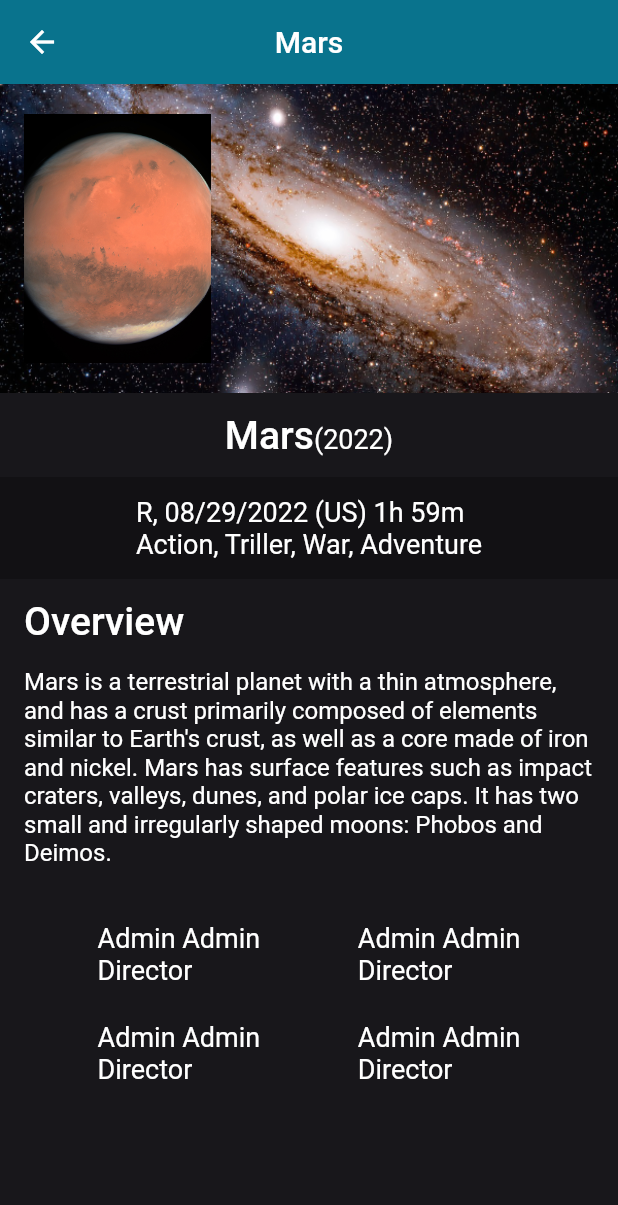
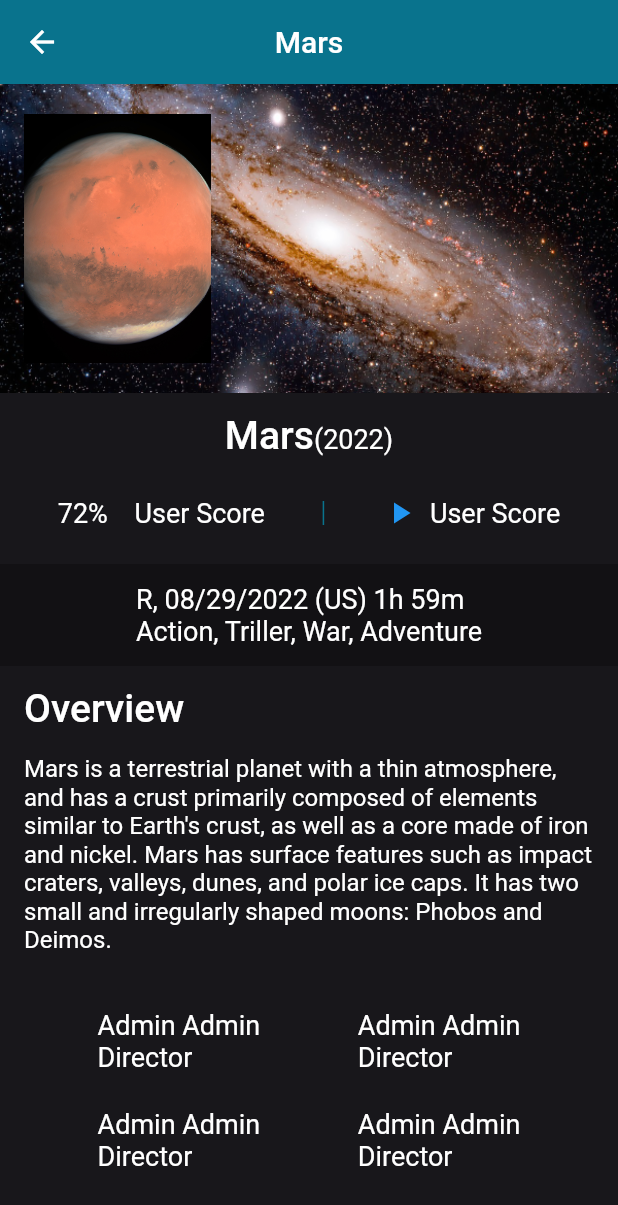
Before and after one commit to ekosh02/PoiskMovie, a Flutter app: the MovieDetailsWidget screen opened directly with empty values, on a phone screen of 412 x 824 dp. Shown: the top 1205 px of the screen. Run offline on Flutter 3.47's test engine with Material 2 defaults, Android fonts, the phone set to English and light mode, and no system bars.

Commit message:
added score widget

```diff
--- a/lib/widgets/movie_details/movie_details_main_info_widget.dart
+++ b/lib/widgets/movie_details/movie_details_main_info_widget.dart
@@ -1,5 +1,6 @@
 import 'package:flutter/material.dart';
 import 'package:tmdb_app/resources/app_images.dart';
+import 'package:tmdb_app/style/color_set.dart';
 import 'package:tmdb_app/style/text_styles.dart';
 
 class MovieDetailsMainInfoWidget extends StatelessWidget {
@@ -11,6 +12,7 @@ class MovieDetailsMainInfoWidget extends StatelessWidget {
       children: const [
         _TopPosterWidget(),
         _MovieNameWidget(),
+        _ScoreWidget(),
         _SummeryWidget(),
         _DescriptionWidget(),
         _CompositionWidget(),
@@ -57,6 +59,49 @@ class _MovieNameWidget extends StatelessWidget {
           ),
         ),
       ),
+    );
+  }
+}
+
+class _ScoreWidget extends StatelessWidget {
+  const _ScoreWidget();
+
+  @override
+  Widget build(BuildContext context) {
+    return Column(
+      children: [
+        Row(
+          mainAxisAlignment: MainAxisAlignment.spaceEvenly,
+          children: [
+            TextButton(
+              onPressed: () {},
+              child: Row(
+                children: const [
+                  Text(
+                    '72%    User Score',
+                    style: TextStyles.headline1RegularWhite,
+                  ),
+                ],
+              ),
+            ),
+            Container(width: 1, height: 16, color: ColorSet.mainColorTheme),
+            TextButton(
+              onPressed: () {},
+              child: Row(
+                children: const [
+                  Icon(Icons.play_arrow),
+                  SizedBox(width: 8),
+                  Text(
+                    'User Score',
+                    style: TextStyles.headline1RegularWhite,
+                  ),
+                ],
+              ),
+            ),
+          ],
+        ),
+        const SizedBox(height: 10),
+      ],
     );
   }
 }
```
